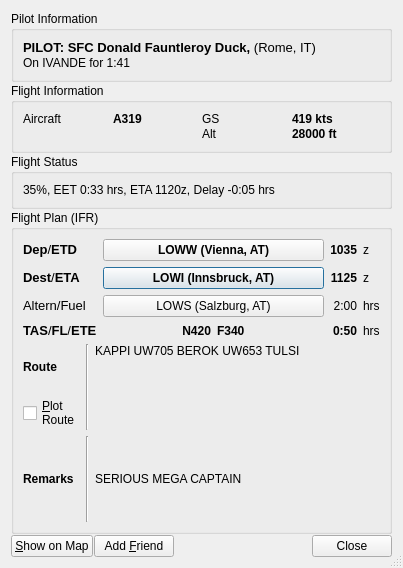
Before: the Qt Designer form QuteScoop/gui/PilotDetails.ui in qutescoop/qutescoop, drawn with Qt 5.
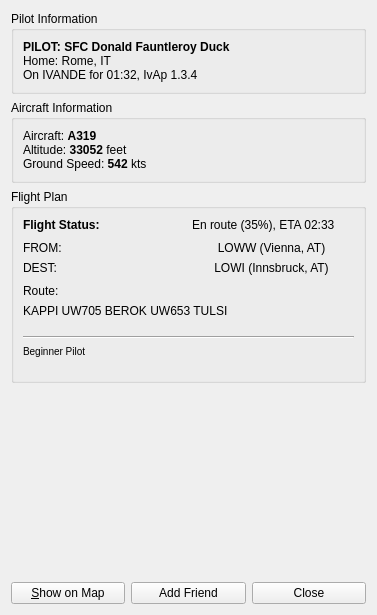
After: the same form once the commit is applied. Icons and pictures are not drawn.

Commit message: delete * branches/jonas_stable * branches/jonas_unstable * tags/v 1.0.1 (as we do not have the source) rename * tags/v 1.0.2 -> tags/1.0.2 (spaces can be pain in the ass)

What changed in the file:
```diff
--- a/QuteScoop/gui/PilotDetails.ui
+++ b/QuteScoop/gui/PilotDetails.ui
@@ -1,46 +1,35 @@
 <?xml version="1.0" encoding="UTF-8"?>
 <ui version="4.0">
  <class>PilotDetails</class>
- <widget class="QDialog" name="PilotDetails">
-  <property name="geometry">
+ <widget class="QDialog" name="PilotDetails" >
+  <property name="geometry" >
    <rect>
     <x>0</x>
     <y>0</y>
-    <width>403</width>
-    <height>568</height>
+    <width>377</width>
+    <height>615</height>
    </rect>
   </property>
-  <property name="windowTitle">
+  <property name="sizePolicy" >
+   <sizepolicy vsizetype="Expanding" hsizetype="Preferred" >
+    <horstretch>0</horstretch>
+    <verstretch>0</verstretch>
+   </sizepolicy>
+  </property>
+  <property name="windowTitle" >
    <string>AUA325</string>
   </property>
-  <property name="windowIcon">
-   <iconset resource="Resources.qrc">
-    <normaloff>:/icons/qutescoop.png</normaloff>:/icons/qutescoop.png</iconset>
-  </property>
-  <property name="sizeGripEnabled">
-   <bool>true</bool>
-  </property>
-  <layout class="QVBoxLayout" name="verticalLayout">
-   <property name="spacing">
-    <number>1</number>
-   </property>
+  <layout class="QVBoxLayout" >
    <item>
-    <widget class="QGroupBox" name="groupBox">
-     <property name="title">
+    <widget class="QGroupBox" name="groupBox" >
+     <property name="title" >
       <string>Pilot Information</string>
      </property>
-     <layout class="QVBoxLayout">
-      <property name="spacing">
-       <number>1</number>
-      </property>
+     <layout class="QVBoxLayout" >
       <item>
-       <widget class="QLabel" name="lblPilotInfo">
-        <property name="text">
-         <string>&lt;!DOCTYPE HTML PUBLIC &quot;-//W3C//DTD HTML 4.0//EN&quot; &quot;http://www.w3.org/TR/REC-html40/strict.dtd&quot;&gt;
-&lt;html&gt;&lt;head&gt;&lt;meta name=&quot;qrichtext&quot; content=&quot;1&quot; /&gt;&lt;style type=&quot;text/css&quot;&gt;
-p, li { white-space: pre-wrap; }
-&lt;/style&gt;&lt;/head&gt;&lt;body style=&quot; font-family:'UnDotum'; font-size:10pt; font-weight:400; font-style:normal;&quot;&gt;
-&lt;p style=&quot; margin-top:0px; margin-bottom:0px; margin-left:0px; margin-right:0px; -qt-block-indent:0; text-indent:0px;&quot;&gt;&lt;span style=&quot; font-weight:600;&quot;&gt;PILOT: SFC Donald Fauntleroy Duck, &lt;/span&gt;(Rome, IT)&lt;/p&gt;&lt;/body&gt;&lt;/html&gt;</string>
+       <widget class="QLabel" name="lblPilotInfo" >
+        <property name="text" >
+         <string>&lt;strong>PILOT: SFC Donald Fauntleroy Duck&lt;/strong>&lt;br/>Home: Rome, IT&lt;br/>On IVANDE for 01:32, IvAp 1.3.4</string>
         </property>
         <property name="alignment">
          <set>Qt::AlignLeading|Qt::AlignLeft|Qt::AlignTop</set>
@@ -50,530 +39,193 @@
         </property>
        </widget>
       </item>
+     </layout>
+    </widget>
+   </item>
+   <item>
+    <widget class="QGroupBox" name="groupBox_2" >
+     <property name="title" >
+      <string>Aircraft Information</string>
+     </property>
+     <layout class="QVBoxLayout" >
       <item>
-       <widget class="QLabel" name="lblConnected">
-        <property name="text">
-         <string>On IVANDE for 1:41</string>
+       <widget class="QLabel" name="lblAircraftInfo" >
+        <property name="text" >
+         <string>Aircraft: &lt;strong>A319&lt;/strong>&lt;br/>Altitude: &lt;strong>33052&lt;/strong> feet&lt;br/>Ground Speed: &lt;strong>542&lt;/strong> kts</string>
         </property>
+        <property name="alignment" >
+         <set>Qt::AlignLeading|Qt::AlignLeft|Qt::AlignTop</set>
+        </property>
        </widget>
       </item>
      </layout>
     </widget>
    </item>
    <item>
-    <widget class="QGroupBox" name="groupBox_2">
-     <property name="title">
-      <string>Flight Information</string>
+    <widget class="QGroupBox" name="groupBox_3" >
+     <property name="sizePolicy" >
+      <sizepolicy vsizetype="Expanding" hsizetype="Preferred" >
+       <horstretch>0</horstretch>
+       <verstretch>0</verstretch>
+      </sizepolicy>
      </property>
-     <layout class="QVBoxLayout">
-      <property name="spacing">
-       <number>1</number>
-      </property>
+     <property name="title" >
+      <string>Flight Plan</string>
+     </property>
+     <layout class="QVBoxLayout" >
       <item>
-       <layout class="QGridLayout" name="gridLayout_2">
-        <property name="verticalSpacing">
-         <number>1</number>
-        </property>
-        <item row="0" column="0">
-         <widget class="QLabel" name="label_10">
-          <property name="text">
-           <string>Aircraft</string>
+       <layout class="QHBoxLayout" >
+        <item>
+         <widget class="QLabel" name="label" >
+          <property name="text" >
+           <string>&lt;strong>Flight Status:&lt;/strong></string>
           </property>
          </widget>
         </item>
-        <item row="0" column="1">
-         <widget class="QLabel" name="lblAircraft">
-          <property name="font">
-           <font>
-            <weight>75</weight>
-            <bold>true</bold>
-           </font>
+        <item>
+         <widget class="QLabel" name="lblFlightStatus" >
+          <property name="text" >
+           <string>En route (35%), ETA 02:33</string>
           </property>
-          <property name="toolTip">
-           <string>As enterred in flightplan.</string>
-          </property>
-          <property name="text">
-           <string>A319</string>
-          </property>
          </widget>
         </item>
-        <item row="0" column="2">
-         <widget class="QLabel" name="label_13">
-          <property name="toolTip">
-           <string>Groundspeed</string>
+       </layout>
+      </item>
+      <item>
+       <layout class="QGridLayout" >
+        <property name="horizontalSpacing" >
+         <number>0</number>
+        </property>
+        <property name="verticalSpacing" >
+         <number>0</number>
+        </property>
+        <item row="0" column="0" >
+         <widget class="QLabel" name="label_3" >
+          <property name="text" >
+           <string>FROM:</string>
           </property>
-          <property name="text">
-           <string>GS</string>
-          </property>
          </widget>
         </item>
-        <item row="0" column="3">
-         <widget class="QLabel" name="lblGroundspeed">
-          <property name="font">
-           <font>
-            <weight>75</weight>
-            <bold>true</bold>
-           </font>
+        <item row="1" column="1" >
+         <widget class="QPushButton" name="buttonDest" >
+          <property name="maximumSize" >
+           <size>
+            <width>16777215</width>
+            <height>20</height>
+           </size>
           </property>
-          <property name="text">
-           <string>419 kts</string>
+          <property name="text" >
+           <string>LOWI (Innsbruck, AT)</string>
           </property>
+          <property name="flat" >
+           <bool>true</bool>
+          </property>
          </widget>
         </item>
-        <item row="1" column="3">
-         <widget class="QLabel" name="lblAltitude">
-          <property name="font">
-           <font>
-            <weight>75</weight>
-            <bold>true</bold>
-           </font>
+        <item row="0" column="1" >
+         <widget class="QPushButton" name="buttonFrom" >
+          <property name="maximumSize" >
+           <size>
+            <width>16777215</width>
+            <height>20</height>
+           </size>
           </property>
-          <property name="text">
-           <string>28000 ft</string>
+          <property name="text" >
+           <string>LOWW (Vienna, AT)</string>
           </property>
+          <property name="flat" >
+           <bool>true</bool>
+          </property>
          </widget>
         </item>
-        <item row="1" column="2">
-         <widget class="QLabel" name="label_15">
-          <property name="toolTip">
-           <string>Altitude</string>
+        <item row="1" column="0" >
+         <widget class="QLabel" name="label_4" >
+          <property name="text" >
+           <string>DEST:</string>
           </property>
-          <property name="text">
-           <string>Alt</string>
-          </property>
          </widget>
         </item>
        </layout>
       </item>
-     </layout>
-    </widget>
-   </item>
-   <item>
-    <widget class="QGroupBox" name="groupStatus">
-     <property name="title">
-      <string>Flight Status</string>
-     </property>
-     <layout class="QVBoxLayout" name="verticalLayout_3">
       <item>
-       <widget class="QLabel" name="lblFlightStatus">
-        <property name="toolTip">
-         <string>EET: Estimated remaining Enroute Time, ETA: Estimated Time of Arrival (constantly updated), delay: According to planned ETA</string>
+       <widget class="QLabel" name="label_2" >
+        <property name="text" >
+         <string>Route:</string>
         </property>
-        <property name="text">
-         <string>35%, EET 0:33 hrs, ETA 1120z, Delay -0:05 hrs</string>
+       </widget>
+      </item>
+      <item>
+       <widget class="QLabel" name="lblRoute" >
+        <property name="sizePolicy" >
+         <sizepolicy vsizetype="Expanding" hsizetype="Preferred" >
+          <horstretch>0</horstretch>
+          <verstretch>0</verstretch>
+         </sizepolicy>
         </property>
-        <property name="textFormat">
-         <enum>Qt::RichText</enum>
+        <property name="mouseTracking" >
+         <bool>true</bool>
         </property>
-        <property name="wordWrap">
+        <property name="text" >
+         <string>KAPPI UW705 BEROK UW653 TULSI</string>
+        </property>
+        <property name="alignment" >
+         <set>Qt::AlignLeading|Qt::AlignLeft|Qt::AlignTop</set>
+        </property>
+        <property name="wordWrap" >
          <bool>true</bool>
         </property>
        </widget>
       </item>
+      <item>
+       <widget class="Line" name="line" >
+        <property name="orientation" >
+         <enum>Qt::Horizontal</enum>
+        </property>
+       </widget>
+      </item>
+      <item>
+       <widget class="QLabel" name="lblRemarks" >
+        <property name="sizePolicy" >
+         <sizepolicy vsizetype="Expanding" hsizetype="Preferred" >
+          <horstretch>0</horstretch>
+          <verstretch>0</verstretch>
+         </sizepolicy>
+        </property>
+        <property name="mouseTracking" >
+         <bool>true</bool>
+        </property>
+        <property name="text" >
+         <string>&lt;small>Beginner Pilot&lt;/small></string>
+        </property>
+        <property name="alignment" >
+         <set>Qt::AlignLeading|Qt::AlignLeft|Qt::AlignTop</set>
+        </property>
+        <property name="wordWrap" >
+         <bool>true</bool>
+        </property>
+       </widget>
+      </item>
      </layout>
     </widget>
    </item>
    <item>
-    <widget class="QGroupBox" name="groupFp">
-     <property name="title">
-      <string>Flight Plan (IFR)</string>
+    <spacer>
+     <property name="orientation" >
+      <enum>Qt::Vertical</enum>
      </property>
-     <layout class="QGridLayout" name="gridLayout_3">
-      <item row="0" column="0">
-       <layout class="QGridLayout" name="gridLayout">
-        <item row="0" column="0">
-         <widget class="QLabel" name="label_3">
-          <property name="toolTip">
-           <string>Departure aerodrome / Estimated Time of Departure</string>
-          </property>
-          <property name="text">
-           <string>&lt;!DOCTYPE HTML PUBLIC &quot;-//W3C//DTD HTML 4.0//EN&quot; &quot;http://www.w3.org/TR/REC-html40/strict.dtd&quot;&gt;
-&lt;html&gt;&lt;head&gt;&lt;meta name=&quot;qrichtext&quot; content=&quot;1&quot; /&gt;&lt;style type=&quot;text/css&quot;&gt;
-p, li { white-space: pre-wrap; }
-&lt;/style&gt;&lt;/head&gt;&lt;body style=&quot; font-family:'UnDotum'; font-size:10pt; font-weight:400; font-style:normal;&quot;&gt;
-&lt;p style=&quot; margin-top:0px; margin-bottom:0px; margin-left:0px; margin-right:0px; -qt-block-indent:0; text-indent:0px;&quot;&gt;&lt;span style=&quot; font-weight:600;&quot;&gt;Dep&lt;/span&gt;/&lt;span style=&quot; font-weight:600;&quot;&gt;ETD&lt;/span&gt;&lt;/p&gt;&lt;/body&gt;&lt;/html&gt;</string>
-          </property>
-          <property name="textFormat">
-           <enum>Qt::RichText</enum>
-          </property>
-         </widget>
-        </item>
-        <item row="1" column="0">
-         <widget class="QLabel" name="label_4">
-          <property name="toolTip">
-           <string>Destination aerodrome / Estimated Time of Arrival (flightplan)</string>
-          </property>
-          <property name="text">
-           <string>&lt;!DOCTYPE HTML PUBLIC &quot;-//W3C//DTD HTML 4.0//EN&quot; &quot;http://www.w3.org/TR/REC-html40/strict.dtd&quot;&gt;
-&lt;html&gt;&lt;head&gt;&lt;meta name=&quot;qrichtext&quot; content=&quot;1&quot; /&gt;&lt;style type=&quot;text/css&quot;&gt;
-p, li { white-space: pre-wrap; }
-&lt;/style&gt;&lt;/head&gt;&lt;body style=&quot; font-family:'UnDotum'; font-size:10pt; font-weight:400; font-style:normal;&quot;&gt;
-&lt;p style=&quot; margin-top:0px; margin-bottom:0px; margin-left:0px; margin-right:0px; -qt-block-indent:0; text-indent:0px;&quot;&gt;&lt;span style=&quot; font-weight:600;&quot;&gt;Dest&lt;/span&gt;/&lt;span style=&quot; font-weight:600;&quot;&gt;ETA&lt;/span&gt;&lt;/p&gt;&lt;/body&gt;&lt;/html&gt;</string>
-          </property>
-          <property name="textFormat">
-           <enum>Qt::RichText</enum>
-          </property>
-         </widget>
-        </item>
-        <item row="1" column="2">
-         <widget class="QLabel" name="lblPlanEta">
-          <property name="font">
-           <font>
-            <weight>75</weight>
-            <bold>true</bold>
-           </font>
-          </property>
-          <property name="text">
-           <string>1125</string>
-          </property>
-          <property name="alignment">
-           <set>Qt::AlignRight|Qt::AlignTrailing|Qt::AlignVCenter</set>
-          </property>
-         </widget>
-        </item>
-        <item row="0" column="2">
-         <widget class="QLabel" name="lblPlanEtd">
-          <property name="sizePolicy">
-           <sizepolicy hsizetype="Preferred" vsizetype="Preferred">
-            <horstretch>0</horstretch>
-            <verstretch>0</verstretch>
-           </sizepolicy>
-          </property>
-          <property name="font">
-           <font>
-            <weight>75</weight>
-            <bold>true</bold>
-           </font>
-          </property>
-          <property name="text">
-           <string>1035</string>
-          </property>
-          <property name="alignment">
-           <set>Qt::AlignRight|Qt::AlignTrailing|Qt::AlignVCenter</set>
-          </property>
-         </widget>
-        </item>
-        <item row="3" column="1">
-         <layout class="QHBoxLayout" name="horizontalLayout_2">
-          <item>
-           <widget class="QLabel" name="lblPlanTas">
-            <property name="font">
-             <font>
-              <weight>75</weight>
-              <bold>true</bold>
-             </font>
-            </property>
-            <property name="text">
-             <string>N420</string>
-            </property>
-            <property name="alignment">
-             <set>Qt::AlignRight|Qt::AlignTrailing|Qt::AlignVCenter</set>
-            </property>
-           </widget>
-          </item>
-          <item>
-           <widget class="QLabel" name="lblPlanFl">
-            <property name="font">
-             <font>
-              <weight>75</weight>
-              <bold>true</bold>
-             </font>
-            </property>
-            <property name="text">
-             <string>F340</string>
-            </property>
-           </widget>
-          </item>
-         </layout>
-        </item>
-        <item row="3" column="0">
-         <widget class="QLabel" name="label_2">
-          <property name="toolTip">
-           <string>Filed True Airspeed / Cruise Level / Estimated Time Enroute (according to flightplan)</string>
-          </property>
-          <property name="text">
-           <string>&lt;!DOCTYPE HTML PUBLIC &quot;-//W3C//DTD HTML 4.0//EN&quot; &quot;http://www.w3.org/TR/REC-html40/strict.dtd&quot;&gt;
-&lt;html&gt;&lt;head&gt;&lt;meta name=&quot;qrichtext&quot; content=&quot;1&quot; /&gt;&lt;style type=&quot;text/css&quot;&gt;
-p, li { white-space: pre-wrap; }
-&lt;/style&gt;&lt;/head&gt;&lt;body style=&quot; font-family:'UnDotum'; font-size:10pt; font-weight:400; font-style:normal;&quot;&gt;
-&lt;p style=&quot; margin-top:0px; margin-bottom:0px; margin-left:0px; margin-right:0px; -qt-block-indent:0; text-indent:0px;&quot;&gt;&lt;span style=&quot; font-weight:600;&quot;&gt;TAS&lt;/span&gt;/&lt;span style=&quot; font-weight:600;&quot;&gt;FL&lt;/span&gt;/&lt;span style=&quot; font-weight:600;&quot;&gt;ETE&lt;/span&gt;&lt;/p&gt;&lt;/body&gt;&lt;/html&gt;</string>
-          </property>
-          <property name="textFormat">
-           <enum>Qt::RichText</enum>
-          </property>
-         </widget>
-        </item>
-        <item row="3" column="2">
-         <widget class="QLabel" name="lblPlanEte">
-          <property name="font">
-           <font>
-            <weight>75</weight>
-            <bold>true</bold>
-           </font>
-          </property>
-          <property name="text">
-           <string>0:50</string>
-          </property>
-          <property name="alignment">
-           <set>Qt::AlignRight|Qt::AlignTrailing|Qt::AlignVCenter</set>
-          </property>
-         </widget>
-        </item>
-        <item row="1" column="1">
-         <layout class="QHBoxLayout" name="horizontalLayout">
-          <item>
-           <widget class="QPushButton" name="buttonDest">
-            <property name="sizePolicy">
-             <sizepolicy hsizetype="MinimumExpanding" vsizetype="Preferred">
-              <horstretch>0</horstretch>
-              <verstretch>0</verstretch>
-             </sizepolicy>
-            </property>
-            <property name="font">
-             <font>
-              <weight>75</weight>
-              <bold>true</bold>
-             </font>
-            </property>
-            <property name="text">
-             <string>LOWI (Innsbruck, AT)</string>
-            </property>
-            <property name="flat">
-             <bool>false</bool>
-            </property>
-           </widget>
-          </item>
-         </layout>
-        </item>
-        <item row="0" column="1">
-         <layout class="QHBoxLayout" name="horizontalLayout_3" stretch="1">
-          <item>
-           <widget class="QPushButton" name="buttonFrom">
-            <property name="sizePolicy">
-             <sizepolicy hsizetype="MinimumExpanding" vsizetype="Preferred">
-              <horstretch>0</horstretch>
-              <verstretch>0</verstretch>
-             </sizepolicy>
-            </property>
-            <property name="font">
-             <font>
-              <weight>75</weight>
-              <bold>true</bold>
-             </font>
-            </property>
-            <property name="text">
-             <string>LOWW (Vienna, AT)</string>
-            </property>
-            <property name="flat">
-             <bool>false</bool>
-            </property>
-           </widget>
-          </item>
-         </layout>
-        </item>
-        <item row="0" column="3">
-         <widget class="QLabel" name="label_5">
-          <property name="text">
-           <string>z</string>
-          </property>
-         </widget>
-        </item>
-        <item row="1" column="3">
-         <widget class="QLabel" name="label_7">
-          <property name="text">
-           <string>z</string>
-          </property>
-         </widget>
-        </item>
-        <item row="3" column="3">
-         <widget class="QLabel" name="label_8">
-          <property name="text">
-           <string>hrs</string>
-          </property>
-         </widget>
-        </item>
-        <item row="2" column="0">
-         <widget class="QLabel" name="label_9">
-          <property name="toolTip">
-           <string>Alternate aerodrome / Fuel on Board</string>
-          </property>
-          <property name="text">
-           <string>&lt;!DOCTYPE HTML PUBLIC &quot;-//W3C//DTD HTML 4.0//EN&quot; &quot;http://www.w3.org/TR/REC-html40/strict.dtd&quot;&gt;
-&lt;html&gt;&lt;head&gt;&lt;meta name=&quot;qrichtext&quot; content=&quot;1&quot; /&gt;&lt;style type=&quot;text/css&quot;&gt;
-p, li { white-space: pre-wrap; }
-&lt;/style&gt;&lt;/head&gt;&lt;body style=&quot; font-family:'UnDotum'; font-size:10pt; font-weight:400; font-style:normal;&quot;&gt;
-&lt;p style=&quot; margin-top:0px; margin-bottom:0px; margin-left:0px; margin-right:0px; -qt-block-indent:0; text-indent:0px;&quot;&gt;Altern/Fuel&lt;/p&gt;&lt;/body&gt;&lt;/html&gt;</string>
-          </property>
-          <property name="textFormat">
-           <enum>Qt::RichText</enum>
-          </property>
-         </widget>
-        </item>
-        <item row="2" column="3">
-         <widget class="QLabel" name="label_11">
-          <property name="text">
-           <string>hrs</string>
-          </property>
-         </widget>
-        </item>
-        <item row="2" column="2">
-         <widget class="QLabel" name="lblFuel">
-          <property name="text">
-           <string>2:00</string>
-          </property>
-          <property name="alignment">
-           <set>Qt::AlignRight|Qt::AlignTrailing|Qt::AlignVCenter</set>
-          </property>
-         </widget>
-        </item>
-        <item row="2" column="1">
-         <layout class="QHBoxLayout" name="horizontalLayout_5">
-          <item>
-           <widget class="QPushButton" name="buttonAlt">
-            <property name="sizePolicy">
-             <sizepolicy hsizetype="MinimumExpanding" vsizetype="Preferred">
-              <horstretch>0</horstretch>
-              <verstretch>0</verstretch>
-             </sizepolicy>
-            </property>
-            <property name="text">
-             <string>LOWS (Salzburg, AT)</string>
-            </property>
-            <property name="flat">
-             <bool>false</bool>
-            </property>
-           </widget>
-          </item>
-         </layout>
-        </item>
-       </layout>
-      </item>
-      <item row="1" column="0">
-       <layout class="QGridLayout" name="gridLayout_4">
-        <item row="0" column="0">
-         <layout class="QVBoxLayout" name="verticalLayout_2">
-          <item>
-           <widget class="QLabel" name="label_6">
-            <property name="sizePolicy">
-             <sizepolicy hsizetype="Maximum" vsizetype="Preferred">
-              <horstretch>0</horstretch>
-              <verstretch>0</verstretch>
-             </sizepolicy>
-            </property>
-            <property name="font">
-             <font>
-              <weight>75</weight>
-              <bold>true</bold>
-             </font>
-            </property>
-            <property name="text">
-             <string>Route</string>
-            </property>
-           </widget>
-          </item>
-          <item>
-           <widget class="QCheckBox" name="cbPlotRoute">
-            <property name="sizePolicy">
-             <sizepolicy hsizetype="Maximum" vsizetype="Fixed">
-              <horstretch>0</horstretch>
-              <verstretch>0</verstretch>
-             </sizepolicy>
-            </property>
-            <property name="toolTip">
-             <string>Plot route on map (requires Navigation Database). Also accessible via right click on the airplane's label on the map. (Uses Navigation Database if available)</string>
-            </property>
-            <property name="text">
-             <string>&amp;Plot
-Route</string>
-            </property>
-           </widget>
-          </item>
-         </layout>
-        </item>
-        <item row="0" column="2">
-         <widget class="QLabel" name="lblRoute">
-          <property name="sizePolicy">
-           <sizepolicy hsizetype="Preferred" vsizetype="Expanding">
-            <horstretch>0</horstretch>
-            <verstretch>0</verstretch>
-           </sizepolicy>
-          </property>
-          <property name="mouseTracking">
-           <bool>true</bool>
-          </property>
-          <property name="text">
-           <string>KAPPI UW705 BEROK UW653 TULSI</string>
-          </property>
-          <property name="alignment">
-           <set>Qt::AlignLeading|Qt::AlignLeft|Qt::AlignTop</set>
-          </property>
-          <property name="wordWrap">
-           <bool>true</bool>
-          </property>
-          <property name="textInteractionFlags">
-           <set>Qt::LinksAccessibleByMouse|Qt::TextSelectableByMouse</set>
-          </property>
-         </widget>
-        </item>
-        <item row="1" column="0">
-         <widget class="QLabel" name="label">
-          <property name="sizePolicy">
-           <sizepolicy hsizetype="Maximum" vsizetype="Preferred">
-            <horstretch>0</horstretch>
-            <verstretch>0</verstretch>
-           </sizepolicy>
-          </property>
-          <property name="font">
-           <font>
-            <weight>75</weight>
-            <bold>true</bold>
-           </font>
-          </property>
-          <property name="text">
-           <string>Remarks</string>
-          </property>
-         </widget>
-        </item>
-        <item row="1" column="2">
-         <widget class="QLabel" name="lblRemarks">
-          <property name="sizePolicy">
-           <sizepolicy hsizetype="Preferred" vsizetype="Expanding">
-            <horstretch>0</horstretch>
-            <verstretch>0</verstretch>
-           </sizepolicy>
-          </property>
-          <property name="text">
-           <string>SERIOUS MEGA CAPTAIN</string>
-          </property>
-          <property name="wordWrap">
-           <bool>true</bool>
-          </property>
-         </widget>
-        </item>
-        <item row="0" column="1">
-         <widget class="Line" name="line">
-          <property name="orientation">
-           <enum>Qt::Vertical</enum>
-          </property>
-         </widget>
-        </item>
-        <item row="1" column="1">
-         <widget class="Line" name="line_2">
-          <property name="orientation">
-           <enum>Qt::Vertical</enum>
-          </property>
-         </widget>
-        </item>
-       </layout>
-      </item>
-     </layout>
-    </widget>
+     <property name="sizeHint" >
+      <size>
+       <width>20</width>
+       <height>40</height>
+      </size>
+     </property>
+    </spacer>
    </item>
    <item>
-    <layout class="QHBoxLayout">
+    <layout class="QHBoxLayout" >
      <item>
-      <widget class="QPushButton" name="buttonShowOnMap">
-       <property name="text">
+      <widget class="QPushButton" name="buttonShowOnMap" >
+       <property name="text" >
         <string>&amp;Show on Map</string>
        </property>
        <property name="shortcut">
@@ -585,16 +237,19 @@
       </widget>
      </item>
      <item>
-      <widget class="QPushButton" name="buttonAddFriend">
-       <property name="text">
-        <string>Add &amp;Friend</string>
+      <widget class="QPushButton" name="buttonAddFriend" >
+       <property name="text" >
+        <string>Add Friend</string>
        </property>
       </widget>
      </item>
      <item>
-      <widget class="QDialogButtonBox" name="buttonBox">
-       <property name="standardButtons">
-        <set>QDialogButtonBox::Close</set>
+      <widget class="QPushButton" name="buttonClose" >
+       <property name="text" >
+        <string>Close</string>
+       </property>
+       <property name="shortcut" >
+        <string>Esc</string>
        </property>
       </widget>
      </item>
```
Left out of the diff: 66 changed lines with no effect on the pictures. The commit also changes 93 other files.
